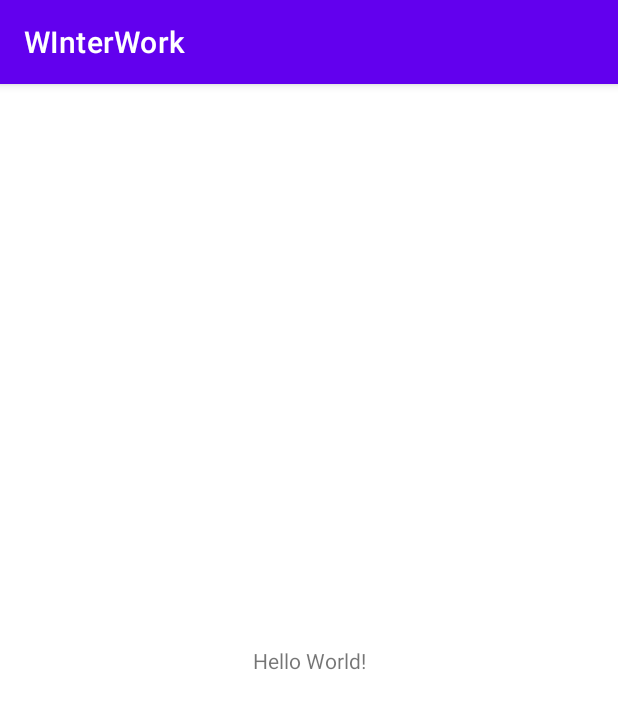
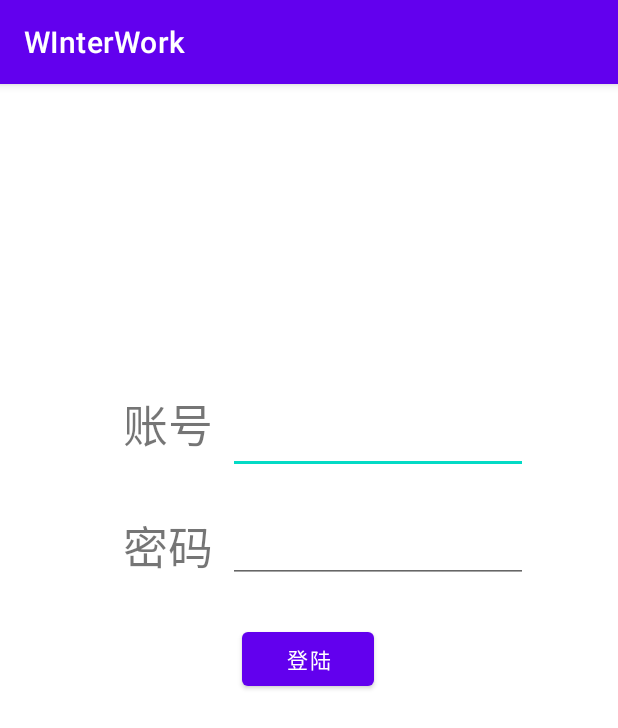
Before and after one commit to Faller665/WInterWork, an Android app: the screen it shows after launch (MainActivity), on a phone screen of 412 x 824 dp. Shown: the top 728 px of the screen. Run offline under Robolectric (Android 15) with nearby library versions, the phone set to English and light mode, and no system bars; pictures from the network do not load; 1 statement that could not run was skipped.

Commit message:
登陆界面背景的编写

```diff
--- a/app/build.gradle
+++ b/app/build.gradle
@@ -36,4 +36,10 @@ dependencies {
     testImplementation 'junit:junit:4.13.2'
     androidTestImplementation 'androidx.test.ext:junit:1.1.3'
     androidTestImplementation 'androidx.test.espresso:espresso-core:3.4.0'
+    implementation("com.squareup.okhttp3:okhttp:4.9.1")
+    dependencies {
+        implementation 'com.github.bumptech.glide:glide:4.11.0'
+        annotationProcessor 'com.github.bumptech.glide:compiler:4.11.0'
+    }
+
 }
--- a/app/src/main/AndroidManifest.xml
+++ b/app/src/main/AndroidManifest.xml
@@ -1,6 +1,16 @@
 <?xml version="1.0" encoding="utf-8"?>
 <manifest xmlns:android="http://schemas.android.com/apk/res/android"
     xmlns:tools="http://schemas.android.com/tools">
+    <!-- 网络权限 -->
+    <uses-permission android:name="android.permission.INTERNET"/>
+    <uses-permission android:name="android.permission.ACCESS_NETWORK_STATE"/>
+
+    <!-- 读取权限 -->
+    <uses-permission android:name="android.permission.READ_EXTERNAL_STORAGE" />
+
+    <!-- 写入权限 -->
+    <uses-permission android:name="android.permission.WRITE_EXTERNAL_STORAGE" />
+
 
     <application
         android:allowBackup="true"
--- a/app/src/main/java/com/example/winterwork/MainActivity.java
+++ b/app/src/main/java/com/example/winterwork/MainActivity.java
@@ -1,14 +1,73 @@
 package com.example.winterwork;
 
+import androidx.annotation.Nullable;
 import androidx.appcompat.app.AppCompatActivity;
 
+import android.content.SharedPreferences;
 import android.os.Bundle;
+import android.util.Log;
+import android.widget.ImageView;
+import android.widget.Toast;
+
+import com.bumptech.glide.Glide;
+
+import org.json.JSONException;
+import org.json.JSONObject;
+
+import java.io.IOException;
+import java.util.Set;
+
+import okhttp3.Call;
+import okhttp3.Callback;
+import okhttp3.HttpUrl;
+import okhttp3.OkHttpClient;
+import okhttp3.Request;
+import okhttp3.Response;
 
 public class MainActivity extends AppCompatActivity {
-
+private ImageView background1;
+private String res;
     @Override
     protected void onCreate(Bundle savedInstanceState) {
         super.onCreate(savedInstanceState);
         setContentView(R.layout.activity_main);
+        initview();
+        LoadPhoto();
+
+
+    }
+    private void initview(){
+        background1=findViewById(R.id.login_img);
+    }
+//    下载图片
+    private void LoadPhoto(){
+        OkHttpClient client = new OkHttpClient();
+        Request.Builder RequestBuilder=new Request.Builder();
+        RequestBuilder.addHeader("token","RAOQHDgr4TZmvLkl");
+        HttpUrl.Builder UrlBuilder=HttpUrl.parse("https://v2.alapi.cn/api/bing").newBuilder();
+        UrlBuilder.addQueryParameter("format","json");
+        RequestBuilder.url(UrlBuilder.build());
+        Request request=RequestBuilder.build();
+        Call call=client.newCall(request);
+        call.enqueue(new Callback() {
+            @Override
+            public void onFailure(Call call, IOException e) {
+                Toast.makeText(MainActivity.this, "网络连接失败", Toast.LENGTH_SHORT).show();
+            }
+
+            @Override
+            public void onResponse(Call call, Response response) throws IOException {
+               res=response.body().string();
+                Log.d("TAG", "onResponse: "+res);
+                try {
+                    JSONObject jsonObject=new JSONObject(res);
+                    JSONObject data1=jsonObject.getJSONObject("data");
+                    String address=data1.getString("url");
+                    Glide.with(MainActivity.this).load(address).into(background1);
+                } catch (Exception e) {
+                    e.printStackTrace();
+                }
+            }
+        });
     }
 }
--- a/app/src/main/res/layout/activity_main.xml
+++ b/app/src/main/res/layout/activity_main.xml
@@ -7,12 +7,79 @@
     tools:context=".MainActivity">
 
     <TextView
+        android:id="@+id/textView"
         android:layout_width="wrap_content"
         android:layout_height="wrap_content"
-        android:text="Hello World!"
-        app:layout_constraintBottom_toBottomOf="parent"
+        android:layout_marginTop="204dp"
+        android:text="账号"
+        android:textSize="30dp"
         app:layout_constraintEnd_toEndOf="parent"
+        app:layout_constraintHorizontal_bias="0.233"
         app:layout_constraintStart_toStartOf="parent"
         app:layout_constraintTop_toTopOf="parent" />
 
+    <TextView
+        android:id="@+id/textView2"
+        android:layout_width="wrap_content"
+        android:layout_height="wrap_content"
+        android:layout_marginTop="24dp"
+        android:text="密码"
+        android:textSize="30dp"
+        app:layout_constraintBottom_toBottomOf="parent"
+        app:layout_constraintEnd_toEndOf="parent"
+        app:layout_constraintHorizontal_bias="0.233"
+        app:layout_constraintStart_toStartOf="parent"
+        app:layout_constraintTop_toBottomOf="@+id/textView"
+        app:layout_constraintVertical_bias="0.026" />
+
+    <EditText
+
+        android:id="@+id/et_name"
+        android:layout_width="200dp"
+        android:layout_height="wrap_content"
+        android:layout_marginStart="10dp"
+        app:layout_constraintBottom_toBottomOf="parent"
+        app:layout_constraintEnd_toEndOf="parent"
+        app:layout_constraintHorizontal_bias="0.0"
+        app:layout_constraintStart_toEndOf="@+id/textView"
+        app:layout_constraintTop_toTopOf="parent"
+        app:layout_constraintVertical_bias="0.297" />
+
+    <EditText
+        android:id="@+id/et_password"
+        android:layout_width="200dp"
+        android:layout_height="wrap_content"
+        android:layout_marginStart="10dp"
+        app:layout_constraintBottom_toBottomOf="parent"
+        app:layout_constraintEnd_toEndOf="parent"
+        app:layout_constraintHorizontal_bias="0.0"
+        app:layout_constraintStart_toEndOf="@+id/textView2"
+        app:layout_constraintTop_toBottomOf="@+id/et_name"
+        app:layout_constraintVertical_bias="0.059" />
+
+    <Button
+        android:id="@+id/Bt_login"
+        android:layout_width="wrap_content"
+        android:layout_height="wrap_content"
+        android:text="登陆"
+        app:layout_constraintBottom_toBottomOf="parent"
+        app:layout_constraintEnd_toEndOf="parent"
+        app:layout_constraintHorizontal_bias="0.498"
+        app:layout_constraintStart_toStartOf="parent"
+        app:layout_constraintTop_toTopOf="parent"
+        app:layout_constraintVertical_bias="0.499" />
+
+    <FrameLayout
+        android:layout_width="match_parent"
+        android:layout_height="match_parent">
+
+        <ImageView
+            android:id="@+id/login_img"
+            android:layout_width="match_parent"
+            android:layout_height="match_parent" />
+    </FrameLayout>
+
+
+
+
 </androidx.constraintlayout.widget.ConstraintLayout>
```
